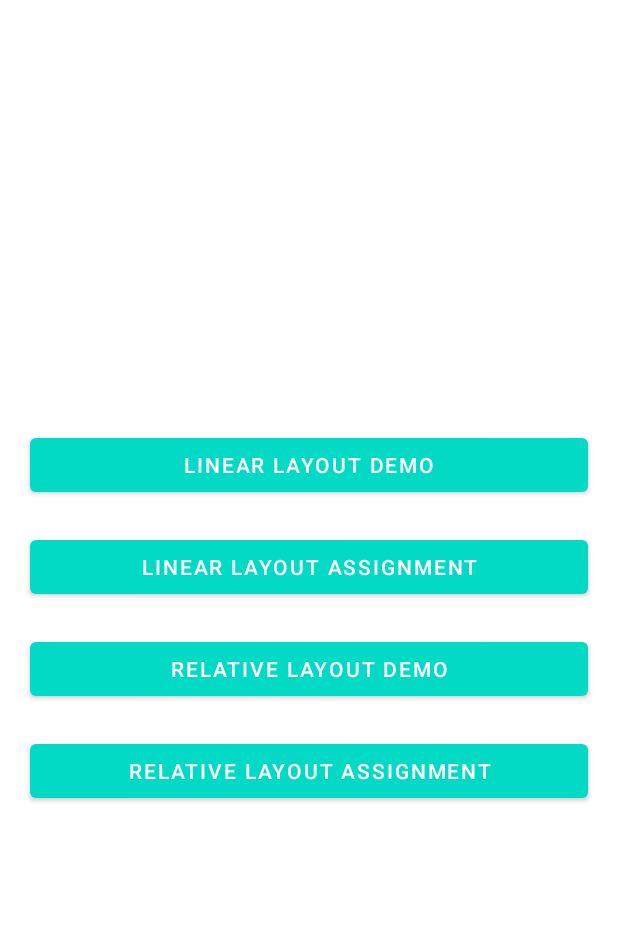
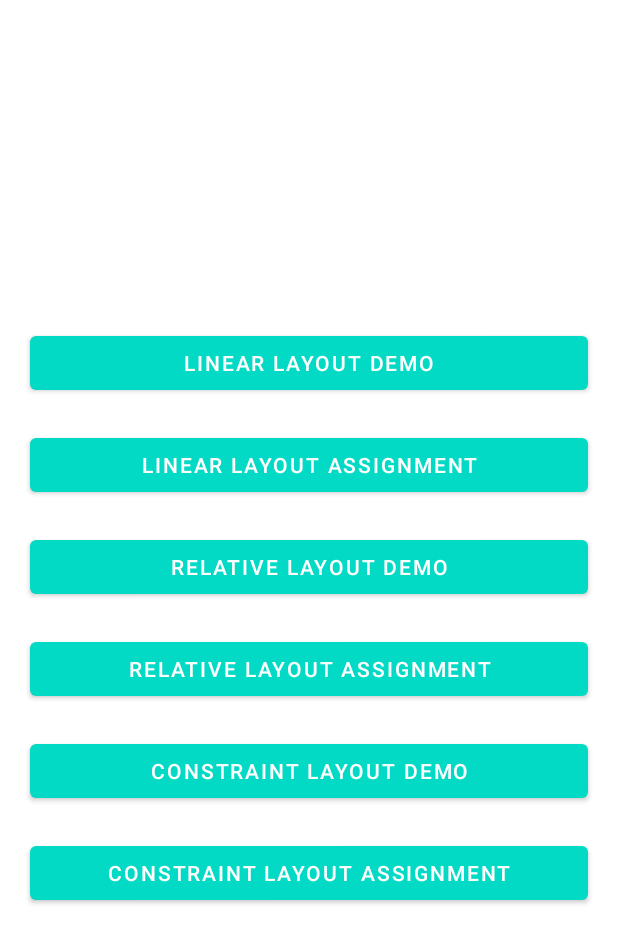
Before and after one commit to Avs-Pavan/AndroidLayoutsDemo, an Android app: the layout activity_main.xml on its own in the app's theme, with its tools: preview values and no code run, on a phone screen of 412 x 824 dp. Shown: the top 943 px of the screen. Run offline under Robolectric (Android 15) with nearby library versions, the phone set to English and light mode, and no system bars.

Commit message:
Added Constraint layout demo

```diff
--- a/app/src/main/AndroidManifest.xml
+++ b/app/src/main/AndroidManifest.xml
@@ -11,6 +11,9 @@
         android:supportsRtl="true"
         android:theme="@style/Theme.AndroidLayouts"
         tools:targetApi="31">
+        <activity
+            android:name=".ConstraintLayout"
+            android:exported="false" />
         <activity
             android:name=".RelativeAssignment"
             android:exported="false" />
--- a/app/src/main/res/layout/activity_main.xml
+++ b/app/src/main/res/layout/activity_main.xml
@@ -36,4 +36,19 @@
         android:layout_margin="10dp"
         android:text="Relative layout assignment" />
 
+
+    <Button
+        android:id="@+id/constraintBtn"
+        android:layout_width="match_parent"
+        android:layout_height="wrap_content"
+        android:layout_margin="10dp"
+        android:text="Constraint layout demo" />
+
+    <Button
+        android:id="@+id/constraintAssignmentBtn"
+        android:layout_width="match_parent"
+        android:layout_height="wrap_content"
+        android:layout_margin="10dp"
+        android:text="Constraint layout assignment" />
+
 </LinearLayout>
```
Also changed, not shown: app/src/main/java/com/kevin/androidlayouts/ConstraintLayout.kt (added, +11 -0 lines), app/src/main/res/layout/activity_constraint_layout.xml (added, +62 -0 lines).
